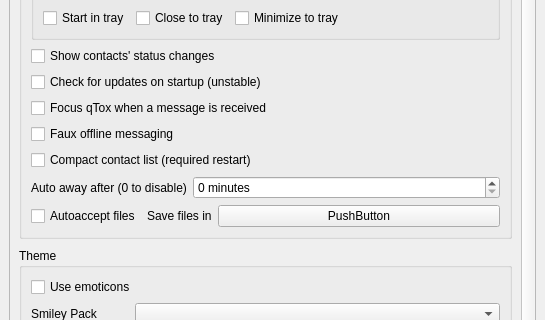
qTox/qTox, file src/widget/form/settings/generalsettings.ui: the form before one commit; both pictures show x 0 to 545 and y 149 to 469 of the 545 by 644 pixel window.
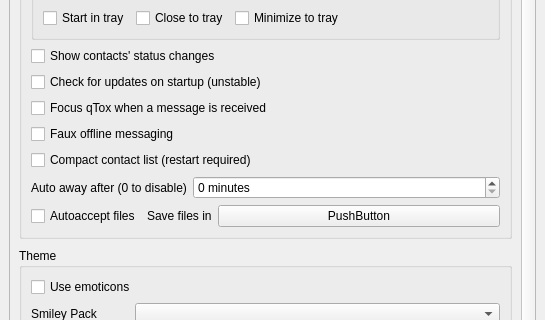
The form after the commit.

Commit message: minor reword (I meant to apply this with the relevant merge commit, but forgot to "git add"... life is hard)

What changed in the file:
```diff
--- a/src/widget/form/settings/generalsettings.ui
+++ b/src/widget/form/settings/generalsettings.ui
@@ -193,7 +193,7 @@
           <item>
            <widget class="QCheckBox" name="cbCompactLayout">
             <property name="text">
-             <string>Compact contact list (required restart)</string>
+             <string>Compact contact list (restart required)</string>
             </property>
            </widget>
           </item>
```
